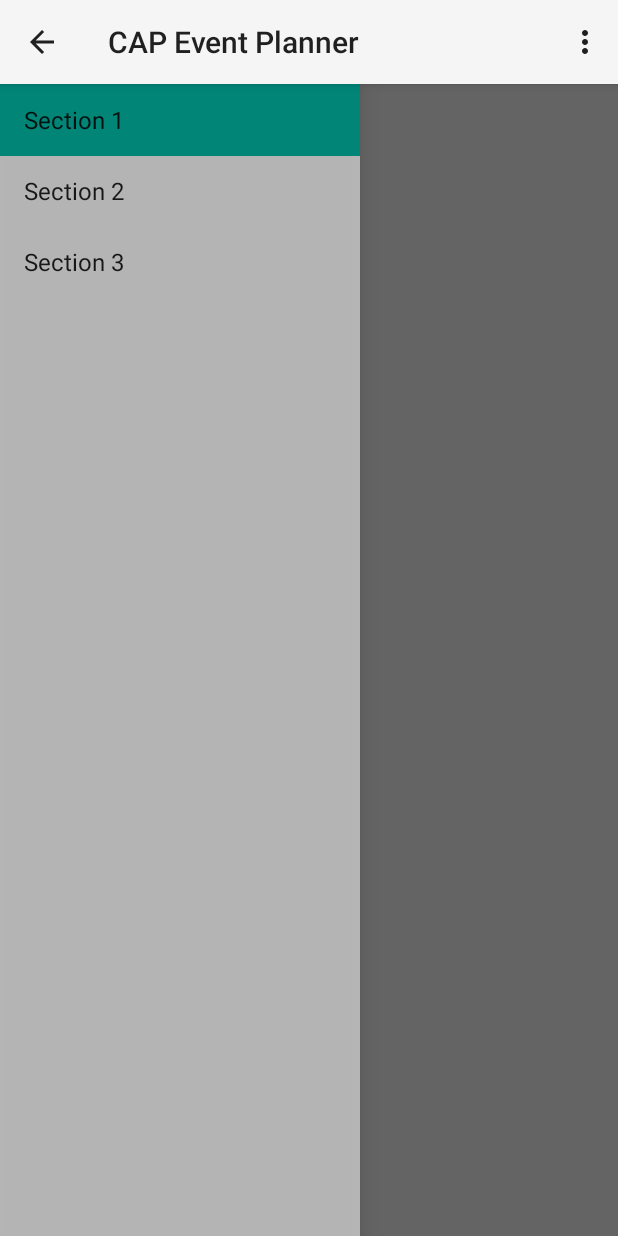
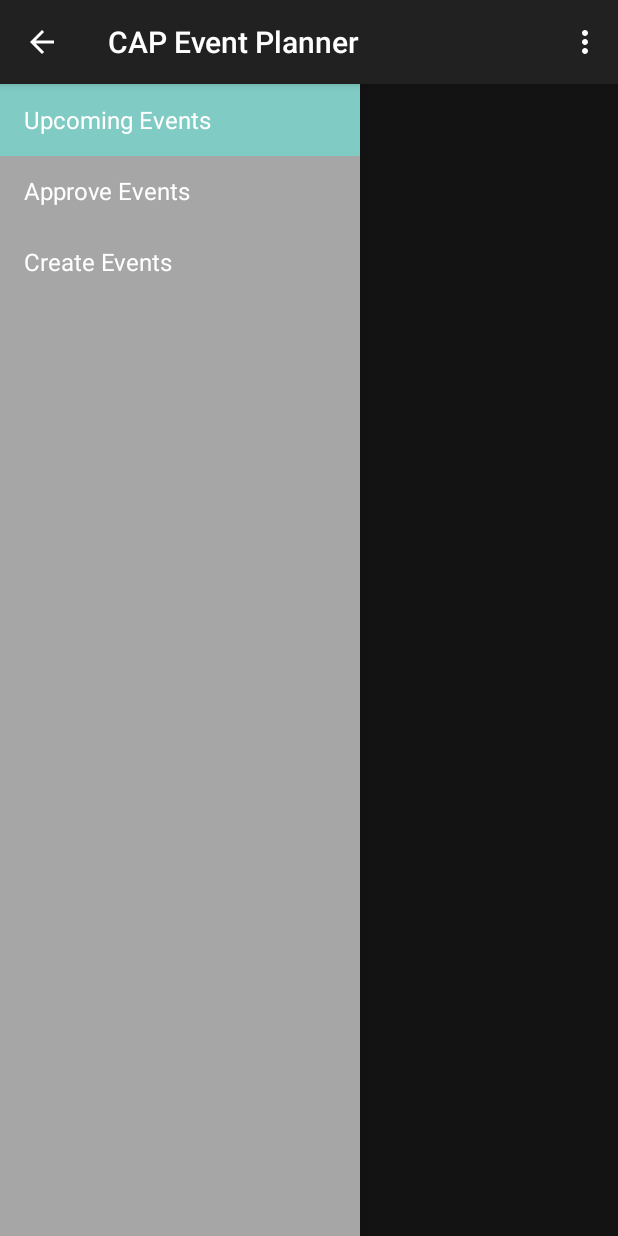
Before and after one commit to Jeffdude/CAP-Event-Planner, an Android app: the screen it shows after launch (MainActivity), on a phone screen of 412 x 824 dp. Run offline under Robolectric (Android 15) with nearby library versions, the phone set to English and light mode, and no system bars; 2 statements that could not run were skipped.

Commit message:
initial commit

```diff
--- a/app/src/main/res/layout/activity_main.xml
+++ b/app/src/main/res/layout/activity_main.xml
@@ -1,4 +1,3 @@
-<!-- A DrawerLayout is intended to be used as the top-level content view using match_parent for both width and height to consume the full space available. -->
 <android.support.v4.widget.DrawerLayout xmlns:android="http://schemas.android.com/apk/res/android"
     xmlns:tools="http://schemas.android.com/tools" android:id="@+id/drawer_layout"
     android:layout_width="match_parent" android:layout_height="match_parent"
--- a/app/src/main/res/values-v21/styles.xml
+++ b/app/src/main/res/values-v21/styles.xml
@@ -1,5 +1,5 @@
 <?xml version="1.0" encoding="utf-8"?>
 <resources>
-    <style name="AppTheme" parent="android:Theme.Material.Light">
+    <style name="AppTheme" parent="android:Theme.Material">
     </style>
 </resources>
--- a/app/src/main/res/values/strings.xml
+++ b/app/src/main/res/values/strings.xml
@@ -1,9 +1,9 @@
 <resources>
     <string name="app_name">CAP Event Planner</string>
 
-    <string name="title_section1">Section 1</string>
-    <string name="title_section2">Section 2</string>
-    <string name="title_section3">Section 3</string>
+    <string name="title_section1">Upcoming Events</string>
+    <string name="title_section2">Approve Events</string>
+    <string name="title_section3">Create Events</string>
 
     <string name="navigation_drawer_open">Open navigation drawer</string>
     <string name="navigation_drawer_close">Close navigation drawer</string>
```
